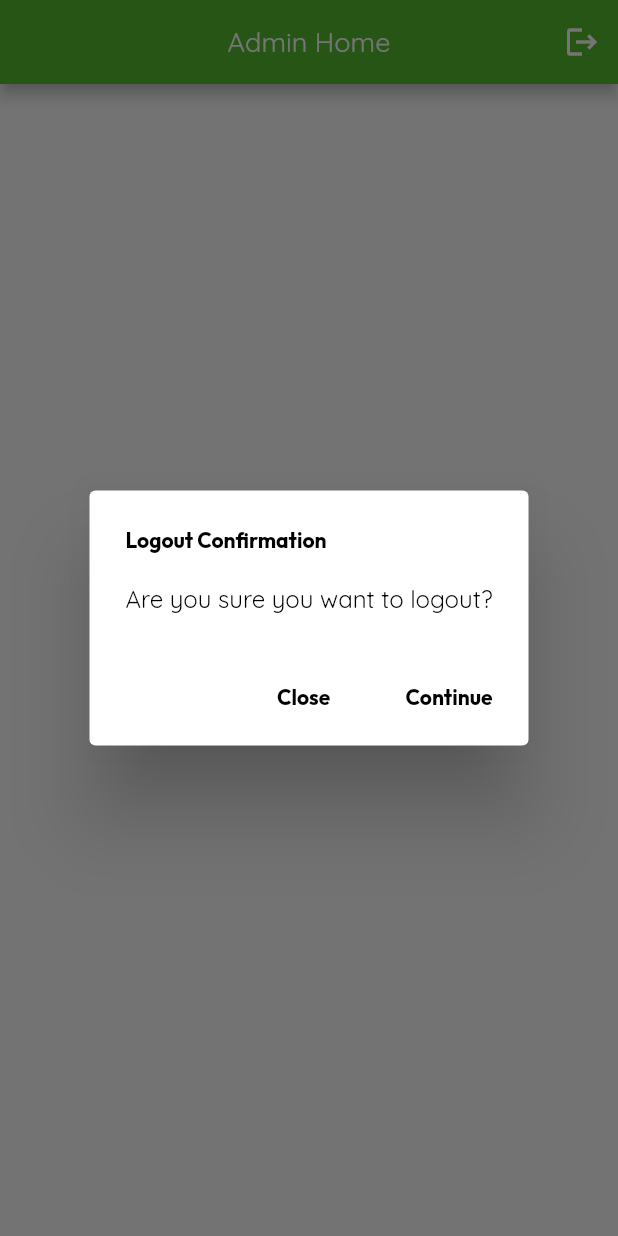
After one commit to lansoyyy/Suggestive-crop-yield-analytical-system, a Flutter app: the AdminHome screen opened directly, after a tap on the "logout" icon, on a phone screen of 412 x 824 dp. The commit adds this screen. Run offline on Flutter 3.47's test engine with Material 2 defaults, Android fonts, the phone set to English and light mode, and no system bars; our stand-ins replace cloud_firestore, firebase_core, fluttertoast, geocoding, get_storage, google_maps_flutter; accounts and stored records are empty.

Commit message:
wip admin home

```diff
--- /dev/null
+++ b/lib/screens/admin_home.dart
@@ -0,0 +1,64 @@
+import 'package:crop_analytical_system/utils/colors.dart';
+import 'package:crop_analytical_system/widgets/text_widget.dart';
+import 'package:flutter/material.dart';
+
+import 'auth/login_page.dart';
+
+class AdminHome extends StatelessWidget {
+  const AdminHome({super.key});
+
+  @override
+  Widget build(BuildContext context) {
+    return Scaffold(
+      appBar: AppBar(
+        automaticallyImplyLeading: false,
+        backgroundColor: primary,
+        title: TextRegular(
+          text: 'Admin Home',
+          fontSize: 18,
+          color: Colors.white,
+        ),
+        centerTitle: true,
+        actions: [
+          IconButton(
+            onPressed: () {
+              showDialog(
+                  context: context,
+                  builder: (context) => AlertDialog(
+                        title: TextBold(
+                            text: 'Logout Confirmation',
+                            color: Colors.black,
+                            fontSize: 14),
+                        content: TextRegular(
+                            text: 'Are you sure you want to logout?',
+                            color: Colors.black,
+                            fontSize: 16),
+                        actions: <Widget>[
+                          MaterialButton(
+                            onPressed: () => Navigator.of(context).pop(true),
+                            child: TextBold(
+                                text: 'Close',
+                                color: Colors.black,
+                                fontSize: 14),
+                          ),
+                          MaterialButton(
+                            onPressed: () async {
+                              Navigator.of(context).pushReplacement(
+                                  MaterialPageRoute(
+                                      builder: (context) => LoginScreen()));
+                            },
+                            child: TextBold(
+                                text: 'Continue',
+                                color: Colors.black,
+                                fontSize: 14),
+                          ),
+                        ],
+                      ));
+            },
+            icon: const Icon(Icons.logout),
+          ),
+        ],
+      ),
+    );
+  }
+}
--- a/lib/screens/auth/login_page.dart
+++ b/lib/screens/auth/login_page.dart
@@ -1,3 +1,4 @@
+import 'package:crop_analytical_system/screens/admin_home.dart';
 import 'package:crop_analytical_system/screens/auth/signup_screen.dart';
 import 'package:crop_analytical_system/utils/colors.dart';
 import 'package:flutter/material.dart';
@@ -186,10 +187,10 @@ class LoginScreen extends StatelessWidget {
                                   );
                                   Navigator.pop(context);
                                 } else {
-                                  // Navigator.of(context).pushReplacement(
-                                  //     MaterialPageRoute(
-                                  //         builder: (context) =>
-                                  //             const AdminHome()));
+                                  Navigator.of(context).pushReplacement(
+                                      MaterialPageRoute(
+                                          builder: (context) =>
+                                              const AdminHome()));
                                 }
                               }),
                               child: TextBold(
```
